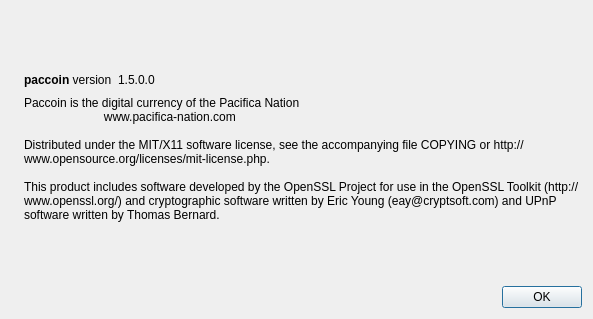
First picture: the form in src/qt/forms/aboutdialog.ui, repository wmcorless/paccoin, before the edit.
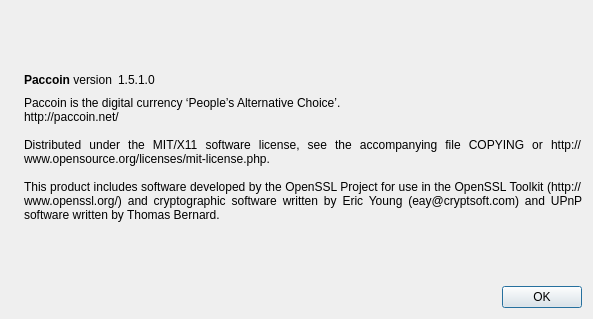
Second picture: the form after the edit. Icons and pictures are not drawn.

Patch:
```diff
--- a/src/qt/forms/aboutdialog.ui
+++ b/src/qt/forms/aboutdialog.ui
@@ -50,7 +50,7 @@
           <cursorShape>IBeamCursor</cursorShape>
          </property>
          <property name="text">
-          <string>&lt;b&gt;paccoin&lt;/b&gt; version</string>
+          <string>&lt;html&gt;&lt;head/&gt;&lt;body&gt;&lt;p&gt;&lt;span style=&quot; font-weight:600;&quot;&gt;Paccoin&lt;/span&gt; version&lt;/p&gt;&lt;/body&gt;&lt;/html&gt;</string>
          </property>
          <property name="textInteractionFlags">
           <set>Qt::LinksAccessibleByMouse|Qt::TextSelectableByKeyboard|Qt::TextSelectableByMouse</set>
@@ -63,7 +63,7 @@
           <cursorShape>IBeamCursor</cursorShape>
          </property>
          <property name="text">
-          <string notr="true">1.5.0.0</string>
+          <string notr="true">1.5.1.0</string>
          </property>
          <property name="textInteractionFlags">
           <set>Qt::LinksAccessibleByMouse|Qt::TextSelectableByKeyboard|Qt::TextSelectableByMouse</set>
@@ -91,13 +91,16 @@
         <cursorShape>IBeamCursor</cursorShape>
        </property>
        <property name="text">
-        <string>Paccoin is the digital currency of the Pacifica Nation
-                        www.pacifica-nation.com 
+        <string>Paccoin is the digital currency ‘People’s Alternative Choice’.
+http://paccoin.net/ 
 
 Distributed under the MIT/X11 software license, see the accompanying file COPYING or http://www.opensource.org/licenses/mit-license.php.
 
 This product includes software developed by the OpenSSL Project for use in the OpenSSL Toolkit (http://www.openssl.org/) and cryptographic software written by Eric Young (eay@cryptsoft.com) and UPnP software written by Thomas Bernard.</string>
        </property>
+       <property name="alignment">
+        <set>Qt::AlignJustify|Qt::AlignVCenter</set>
+       </property>
        <property name="wordWrap">
         <bool>true</bool>
        </property>
```
